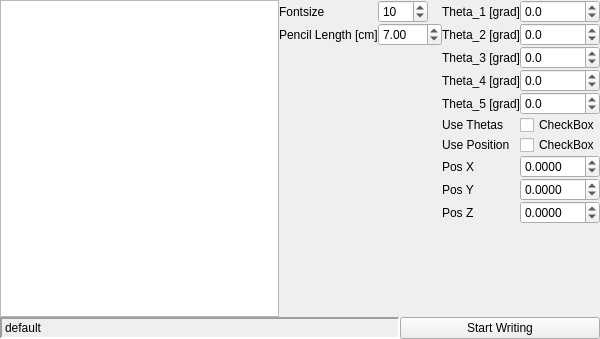
Black-Devil/YouBot_RW, file workspace/src/youbot_rw_rqt_gui/resource/YouBotGui_widget.ui: the form before one commit.
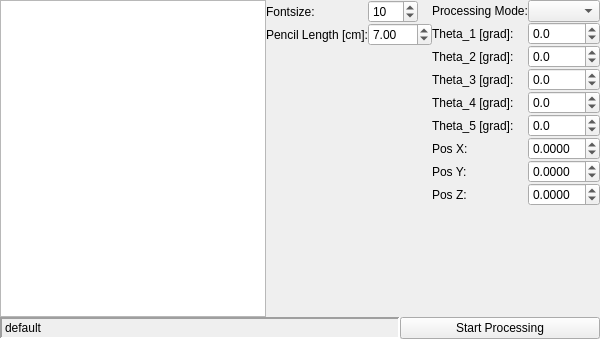
The form after the commit.

Commit message: added dropdown list for selecting processing mode; added interface for this in ros node

Diff of the .ui file:
```diff
--- a/workspace/src/youbot_rw_rqt_gui/resource/YouBotGui_widget.ui
+++ b/workspace/src/youbot_rw_rqt_gui/resource/YouBotGui_widget.ui
@@ -55,7 +55,7 @@
        <item row="0" column="0">
         <widget class="QLabel" name="fontsize_label">
          <property name="text">
-          <string>Fontsize</string>
+          <string>Fontsize:</string>
          </property>
         </widget>
        </item>
@@ -81,7 +81,7 @@
        <item row="1" column="0">
         <widget class="QLabel" name="pencilLength_label">
          <property name="text">
-          <string>Pencil Length [cm]</string>
+          <string>Pencil Length [cm]:</string>
          </property>
         </widget>
        </item>
@@ -99,21 +99,24 @@
      </item>
      <item>
       <layout class="QFormLayout" name="formLayout">
+       <property name="fieldGrowthPolicy">
+        <enum>QFormLayout::AllNonFixedFieldsGrow</enum>
+       </property>
        <item row="0" column="0">
+        <widget class="QLabel" name="processMode_label">
+         <property name="text">
+          <string>Processing Mode:</string>
+         </property>
+        </widget>
+       </item>
+       <item row="1" column="0">
         <widget class="QLabel" name="Theta_1_label">
          <property name="text">
-          <string>Theta_1 [grad]</string>
+          <string>Theta_1 [grad]:</string>
          </property>
         </widget>
        </item>
-       <item row="1" column="0">
-        <widget class="QLabel" name="Theta_2_label">
-         <property name="text">
-          <string>Theta_2 [grad]</string>
-         </property>
-        </widget>
-       </item>
-       <item row="0" column="1">
+       <item row="1" column="1">
         <widget class="QDoubleSpinBox" name="theta_1_doubleSpinBox">
          <property name="decimals">
           <number>1</number>
@@ -129,7 +132,14 @@
          </property>
         </widget>
        </item>
-       <item row="1" column="1">
+       <item row="2" column="0">
+        <widget class="QLabel" name="Theta_2_label">
+         <property name="text">
+          <string>Theta_2 [grad]:</string>
+         </property>
+        </widget>
+       </item>
+       <item row="2" column="1">
         <widget class="QDoubleSpinBox" name="theta_2_doubleSpinBox">
          <property name="decimals">
           <number>1</number>
@@ -145,14 +155,14 @@
          </property>
         </widget>
        </item>
-       <item row="2" column="0">
+       <item row="3" column="0">
         <widget class="QLabel" name="Theta_3_label">
          <property name="text">
-          <string>Theta_3 [grad]</string>
+          <string>Theta_3 [grad]:</string>
          </property>
         </widget>
        </item>
-       <item row="2" column="1">
+       <item row="3" column="1">
         <widget class="QDoubleSpinBox" name="theta_3_doubleSpinBox">
          <property name="decimals">
           <number>1</number>
@@ -168,14 +178,14 @@
          </property>
         </widget>
        </item>
-       <item row="3" column="0">
+       <item row="4" column="0">
         <widget class="QLabel" name="Theta_4_label">
          <property name="text">
-          <string>Theta_4 [grad]</string>
+          <string>Theta_4 [grad]:</string>
          </property>
         </widget>
        </item>
-       <item row="3" column="1">
+       <item row="4" column="1">
         <widget class="QDoubleSpinBox" name="theta_4_doubleSpinBox">
          <property name="decimals">
           <number>1</number>
@@ -191,14 +201,14 @@
          </property>
         </widget>
        </item>
-       <item row="4" column="0">
+       <item row="5" column="0">
         <widget class="QLabel" name="Theta_5_label">
          <property name="text">
-          <string>Theta_5 [grad]</string>
+          <string>Theta_5 [grad]:</string>
          </property>
         </widget>
        </item>
-       <item row="4" column="1">
+       <item row="5" column="1">
         <widget class="QDoubleSpinBox" name="theta_5_doubleSpinBox">
          <property name="decimals">
           <number>1</number>
@@ -214,75 +224,40 @@
          </property>
         </widget>
        </item>
-       <item row="5" column="1">
-        <widget class="QCheckBox" name="use_thetas_checkBox">
-         <property name="text">
-          <string>CheckBox</string>
-         </property>
-        </widget>
-       </item>
-       <item row="5" column="0">
-        <widget class="QLabel" name="use_thetas_label">
-         <property name="text">
-          <string>Use Thetas</string>
-         </property>
-        </widget>
-       </item>
        <item row="6" column="0">
-        <widget class="QLabel" name="use_pos_label">
+        <widget class="QLabel" name="pos_x_label">
          <property name="text">
-          <string>Use Position</string>
+          <string>Pos X:</string>
          </property>
         </widget>
        </item>
        <item row="6" column="1">
-        <widget class="QCheckBox" name="use_pos_checkBox">
-         <property name="text">
-          <string>CheckBox</string>
+        <widget class="QDoubleSpinBox" name="pos_x_doubleSpinBox">
+         <property name="decimals">
+          <number>4</number>
+         </property>
+         <property name="minimum">
+          <double>-5.000000000000000</double>
+         </property>
+         <property name="maximum">
+          <double>5.000000000000000</double>
+         </property>
+         <property name="singleStep">
+          <double>0.050000000000000</double>
+         </property>
+         <property name="value">
+          <double>0.000000000000000</double>
          </property>
         </widget>
        </item>
        <item row="7" column="0">
-        <widget class="QLabel" name="pos_x_label">
-         <property name="text">
-          <string>Pos X</string>
-         </property>
-        </widget>
-       </item>
-       <item row="8" column="0">
         <widget class="QLabel" name="pos_y_label">
          <property name="text">
-          <string>Pos Y</string>
-         </property>
-        </widget>
-       </item>
-       <item row="9" column="0">
-        <widget class="QLabel" name="pos_z_label">
-         <property name="text">
-          <string>Pos Z</string>
+          <string>Pos Y:</string>
          </property>
         </widget>
        </item>
        <item row="7" column="1">
-        <widget class="QDoubleSpinBox" name="pos_x_doubleSpinBox">
-         <property name="decimals">
-          <number>4</number>
-         </property>
-         <property name="minimum">
-          <double>-5.000000000000000</double>
-         </property>
-         <property name="maximum">
-          <double>5.000000000000000</double>
-         </property>
-         <property name="singleStep">
-          <double>0.050000000000000</double>
-         </property>
-         <property name="value">
-          <double>0.000000000000000</double>
-         </property>
-        </widget>
-       </item>
-       <item row="8" column="1">
         <widget class="QDoubleSpinBox" name="pos_y_doubleSpinBox">
          <property name="decimals">
           <number>4</number>
@@ -298,7 +273,14 @@
          </property>
         </widget>
        </item>
-       <item row="9" column="1">
+       <item row="8" column="0">
+        <widget class="QLabel" name="pos_z_label">
+         <property name="text">
+          <string>Pos Z:</string>
+         </property>
+        </widget>
+       </item>
+       <item row="8" column="1">
         <widget class="QDoubleSpinBox" name="pos_z_doubleSpinBox">
          <property name="decimals">
           <number>4</number>
@@ -314,6 +296,9 @@
          </property>
         </widget>
        </item>
+       <item row="0" column="1">
+        <widget class="QComboBox" name="processMode_comboBox"/>
+       </item>
       </layout>
      </item>
     </layout>
@@ -360,7 +345,7 @@
         <string>start writing</string>
        </property>
        <property name="text">
-        <string>Start Writing</string>
+        <string>Start Processing</string>
        </property>
        <property name="iconSize">
         <size>
```
The commit also changes 7 other files.
